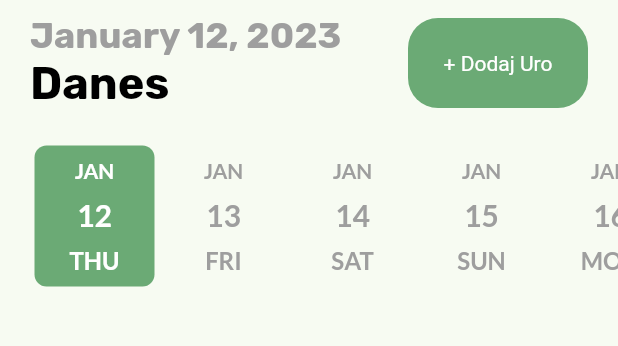
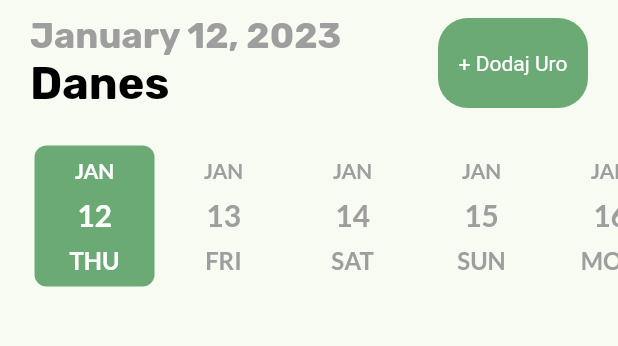
Before and after one commit to DinBecarevic/evidencni_karton_voznje, a Flutter app: the screen it shows after launch, on a phone screen of 412 x 824 dp, the part 84-430 px from its top. Run offline on Flutter 3.47's test engine with Material 2 defaults, Android fonts, the phone set to English and light mode, and no system bars; drawn by our look-alikes of date_picker_timeline; our stand-ins replace flutter_local_notifications, flutter_native_timezone, flutter_staggered_animations, get, get_storage, google_fonts and 2 more; accounts and stored records are empty.

Commit message:
fix bug na telefonu (samsung s20 fe)

```diff
--- a/lib/ui/widgets/button.dart
+++ b/lib/ui/widgets/button.dart
@@ -12,7 +12,7 @@ class MyButton extends StatelessWidget {
     return GestureDetector(
       onTap: onTap,
       child: Container(
-        width: 120,
+        width: 100,
         height: 60,
         decoration: BoxDecoration(
           borderRadius: BorderRadius.circular(20),
```
